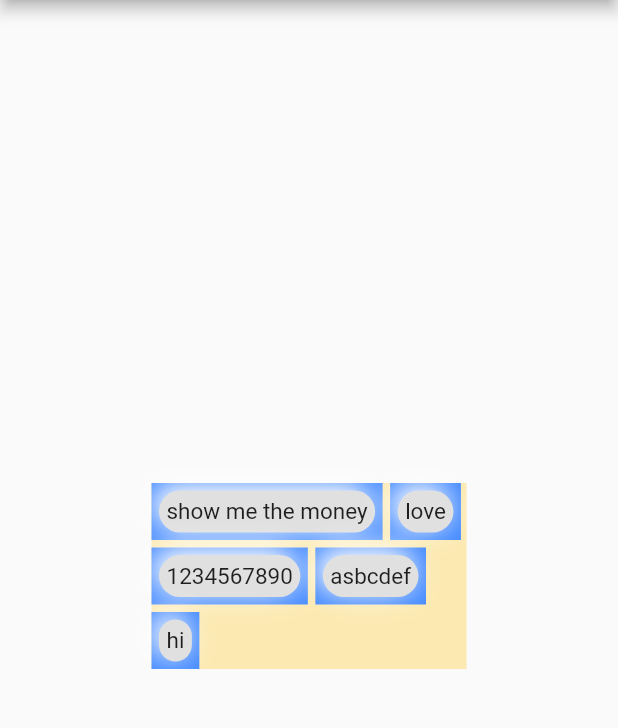
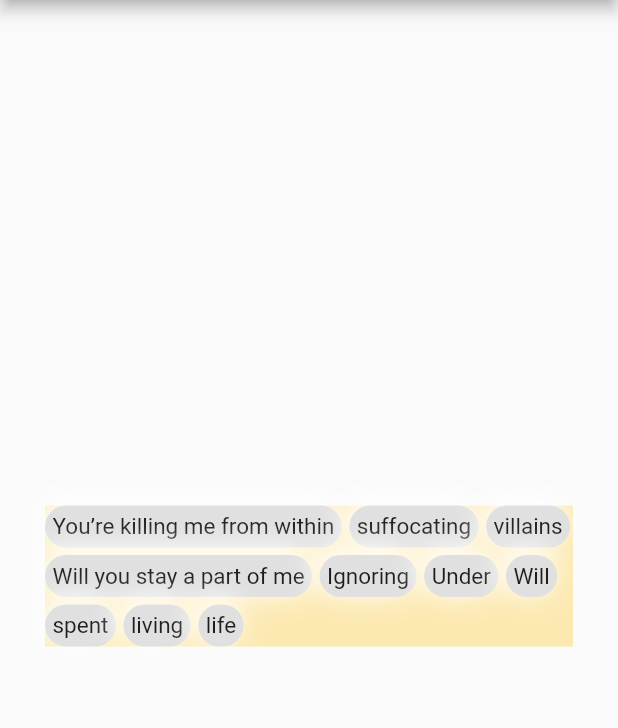
Before and after one commit to mj-codedev/auto_sort_wrap_widget, a Flutter app: the screen it shows after launch, on a phone screen of 412 x 824 dp, the part 84-812 px from its top. Run offline on Flutter 3.47's test engine with Material 2 defaults, Android fonts, the phone set to English and light mode, and no system bars.

Commit message:
Revert "[john] remove aligments"
This reverts commit ea8f1115fecfacbb1be2bce6b971bc7d119a7ed2.

```diff
--- a/example/lib/main.dart
+++ b/example/lib/main.dart
@@ -33,7 +33,6 @@ class MyHomePage extends StatefulWidget {
 class _MyHomePageState extends State<MyHomePage> {
 
   final List<String> data = [
-    'hi',
     'spent',
     'life',
     'suffocating',
@@ -42,16 +41,13 @@ class _MyHomePageState extends State<MyHomePage> {
     'living',
     'Will',
     'Under',
-    'show me the money',
     'Will you stay a part of me',
-    'You’re killing me from within',
-    'abcdefghijklmnopqrstuvwxyz'
+    'You’re killing me from within'
   ];
+
 
   @override
   Widget build(BuildContext context) {
-    final List<Widget> data = [_getItem('show me the money'), _getItem('asbcdef'), _getItem('1234567890'), _getItem('hi'), _getItem('love')];
-
     return Scaffold(
       appBar: AppBar(
         title: Text(widget.title),
@@ -61,33 +57,14 @@ class _MyHomePageState extends State<MyHomePage> {
           mainAxisAlignment: MainAxisAlignment.center,
           children: <Widget>[
             Padding(
-              padding: const EdgeInsets.all(101.0),
+              padding: const EdgeInsets.all(30.0),
               child: Container(
                 color: Colors.amber.withOpacity(0.3),
-                child: AutoSortWrapWidget<Widget>(
+                child: AutoSortWrapWidget<String>(
                     data: data,
                     runSpacing: 5,
                     spacing: 5,
-                    itemBuilder: (context, index, data) => Container(
-                      child: data,
-                      padding:  const EdgeInsets.all(5.0),
-                      color:Colors.blueAccent,
-                    ),
-                ),
-                // child: Wrap(
-                //   runSpacing: 5,
-                //   spacing: 5,
-                //   children: List.generate(data.length, (index) => _getItem(data[index])),
-                // )
-              ),
-            ),
-          ],
-        ),
-      ),
-    );
-  }
-
-  _getItem(data){
+                    itemBuilder: (context, index, aa) {
                       return Container(
                         padding: EdgeInsets.all(5.0),
                         decoration: BoxDecoration(
@@ -110,8 +87,7 @@ class _MyHomePageState extends State<MyHomePage> {
                             ),
                           ],
                         ),
-      child: Text(
-        data,
+                        child: Text(aa,
                           style: TextStyle(
                               fontSize: 15
                           ),
@@ -121,4 +97,12 @@ class _MyHomePageState extends State<MyHomePage> {
                         ),
                       );
                     }
+                ),
+              ),
+            ),
+          ],
+        ),
+      ),
+    );
   }
+}
--- a/lib/auto_sort_wrap_widget.dart
+++ b/lib/auto_sort_wrap_widget.dart
@@ -11,6 +11,9 @@ class AutoSortWrapWidget<T> extends StatefulWidget {
     this.width,
     this.spacing = 0.0,
     this.runSpacing = 0.0,
+    this.runAlignment = WrapAlignment.start,
+    this.alignment = WrapAlignment.start,
+    this.crossAxisAlignment = WrapCrossAlignment.start,
   }) : super(key: key);
 
   final List<T> data;
@@ -18,6 +21,9 @@ class AutoSortWrapWidget<T> extends StatefulWidget {
   final double? width;
   final double spacing;
   final double runSpacing;
+  final WrapAlignment runAlignment;
+  final WrapAlignment alignment;
+  final WrapCrossAlignment crossAxisAlignment;
 
   @override
   AutoSortWrapState<T> createState() => AutoSortWrapState<T>();
@@ -76,9 +82,9 @@ class AutoSortWrapState<T> extends State<AutoSortWrapWidget<T>>  {
 
   _getTmpContent(BuildContext context){
     return Wrap(
-      alignment:  WrapAlignment.start,
-      runAlignment: WrapAlignment.start,
-      crossAxisAlignment: WrapCrossAlignment.start,
+      alignment: widget.alignment,
+      runAlignment: widget.runAlignment,
+      crossAxisAlignment: widget.crossAxisAlignment,
       spacing: widget.spacing,
       runSpacing: widget.runSpacing,
       children: _getTmpItems(context),
```
Lines whose indentation alone changed are shown as unchanged.
